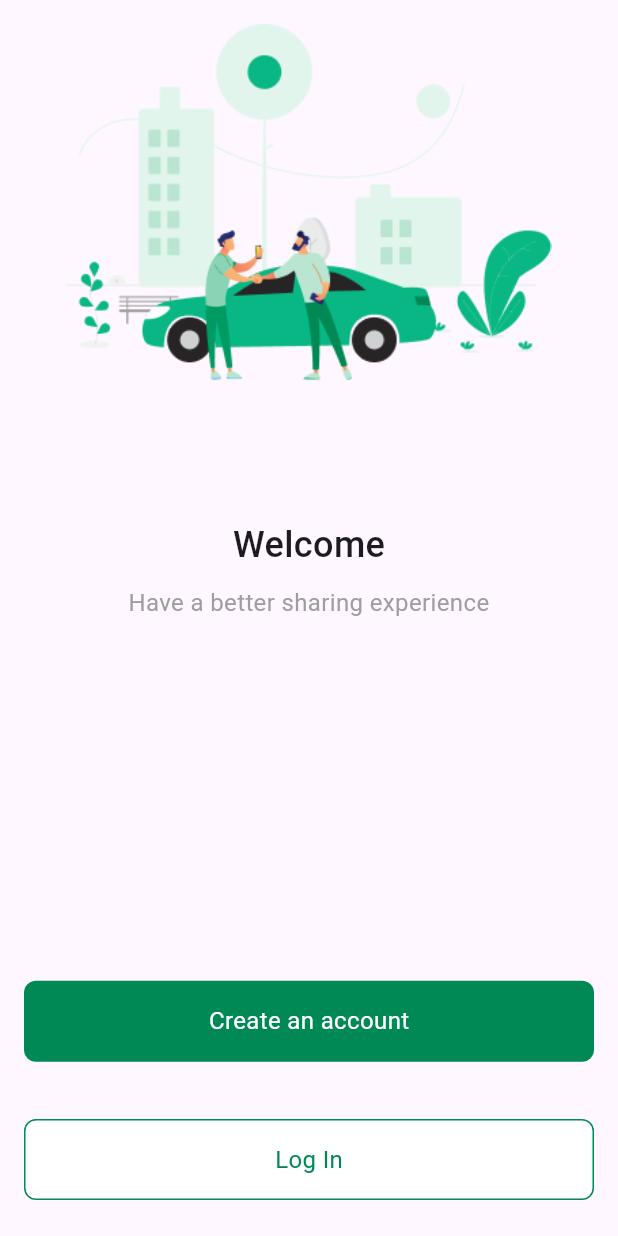
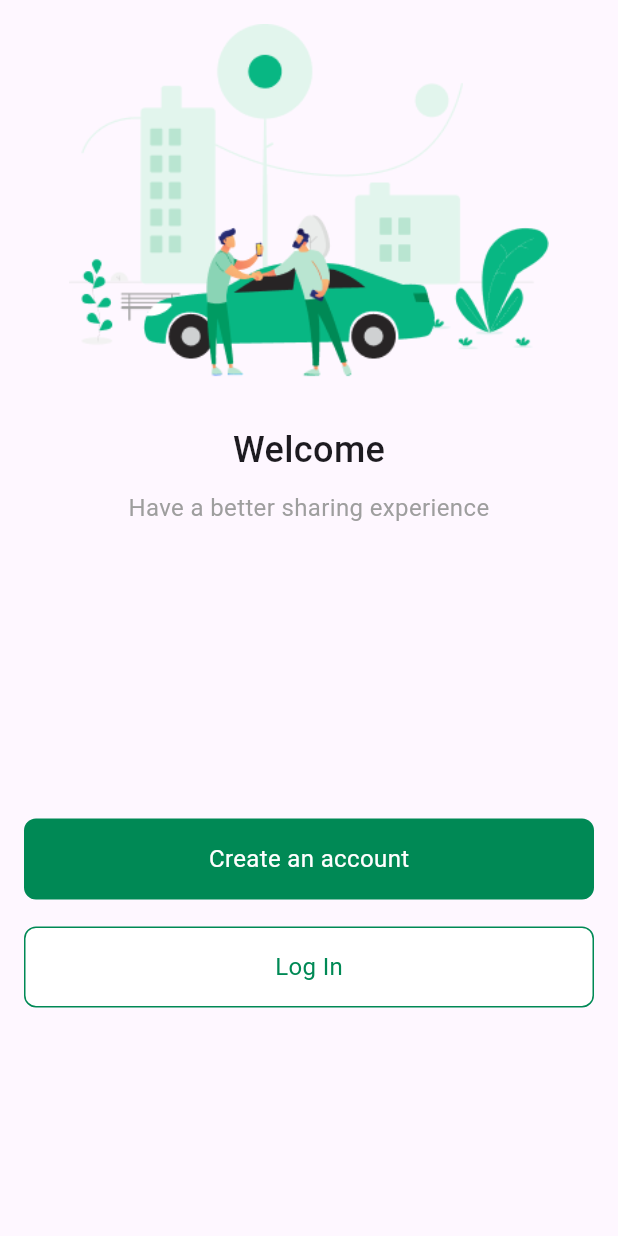
Before and after one commit to Ammaralshalet/app_with_team, a Flutter app: the WelcomeScreen screen opened directly, on a phone screen of 412 x 824 dp. Run offline on Flutter 3.47's test engine with Material 3 defaults, Android fonts, the phone set to English and light mode, and no system bars; our stand-ins replace dio, intl_phone_field.

Commit message:
add responsive to welcome_screen

```diff
--- a/lib/Auth/res/strings.dart
+++ b/lib/Auth/res/strings.dart
@@ -17,3 +17,11 @@ const String bookYourCarTitle = 'Book your car';
 const String descriptionText =
     'Sell houses easily with the help of Listenvory and to make this line big I am writing more.';
 const String goButtonText = 'Go';
+const String enableLocation = 'Enable your location';
+const String chooseLocation =
+    'Choose your location to start finding the requests around you';
+const String useLocation = 'Use my location';
+const String skipForNow = 'Skip for now';
+const String welcome = 'Welcome';
+const String textExperience = 'Have a better sharing experience';
+const String creatAccount = 'Create an account';
--- a/lib/Auth/view/pages/welcome_screen.dart
+++ b/lib/Auth/view/pages/welcome_screen.dart
@@ -1,4 +1,6 @@
+import 'package:app_with_team/Auth/res/strings.dart';
 import 'package:app_with_team/Auth/view/widget/Buttons.dart';
+import 'package:app_with_team/responsive/responsive.dart';
 import 'package:flutter/material.dart';
 import 'sign_up_screen.dart';
 
@@ -7,18 +9,23 @@ class WelcomeScreen extends StatelessWidget {
 
   @override
   Widget build(BuildContext context) {
+    final responsive = Responsive(context);
     return Scaffold(
       body: Padding(
         padding: const EdgeInsets.all(16.0),
         child: Column(
           mainAxisAlignment: MainAxisAlignment.spaceBetween,
           children: [
-            Image.asset('assets/welcome.png', height: 250),
+            Image.asset(
+              'assets/welcome.png',
+              height: responsive.getHeightPercentage(30),
+            ),
             const SizedBox(height: 20),
-            const Column(
+            const Flexible(
+              child: Column(
                 children: [
                   Text(
-                  'Welcome',
+                    welcome,
                     style: TextStyle(
                       fontSize: 24,
                       fontWeight: FontWeight.w500,
@@ -26,7 +33,7 @@ class WelcomeScreen extends StatelessWidget {
                   ),
                   SizedBox(height: 10),
                   Text(
-                  'Have a better sharing experience',
+                    textExperience,
                     textAlign: TextAlign.center,
                     style: TextStyle(
                       fontSize: 16,
@@ -35,20 +42,22 @@ class WelcomeScreen extends StatelessWidget {
                   ),
                 ],
               ),
-            const SizedBox(
-              height: 180,
             ),
+            Flexible(
+              child: Column(
+                children: [
                   MainButton(
-              textTheButton: 'Create an account',
+                    textTheButton: creatAccount,
                     onTap: () {
                       Navigator.push(
                         context,
                         MaterialPageRoute(
-                    builder: (context) => SignUpScreen(),
+                          builder: (context) => const SignUpScreen(),
                         ),
                       );
                     },
                   ),
+                  const SizedBox(height: 10),
                   MainButton2(
                     textTheButton: 'Log In',
                     onTap: () {},
@@ -56,6 +65,9 @@ class WelcomeScreen extends StatelessWidget {
                 ],
               ),
             ),
+          ],
+        ),
+      ),
     );
   }
 }
--- a/lib/responsive/responsive.dart
+++ b/lib/responsive/responsive.dart
@@ -1,9 +1,9 @@
 import 'package:flutter/widgets.dart';
 
-class ResponsiveHelper {
+class Responsive {
   final BuildContext context;
 
-  ResponsiveHelper(this.context);
+  Responsive(this.context);
 
   double get screenWidth => MediaQuery.of(context).size.width;
 
```
Also changed, not shown: lib/Auth/view/pages/enable_location_screen.dart (+10 -10 lines). Lines whose indentation alone changed are shown as unchanged.
